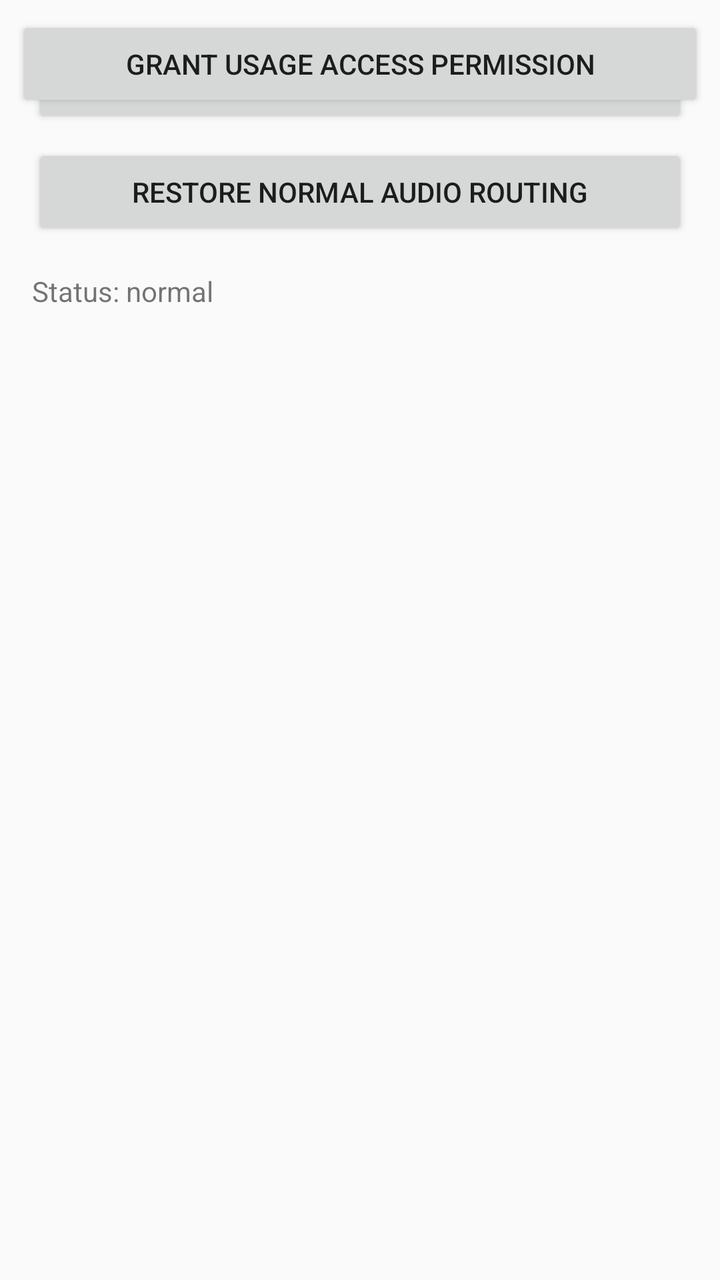
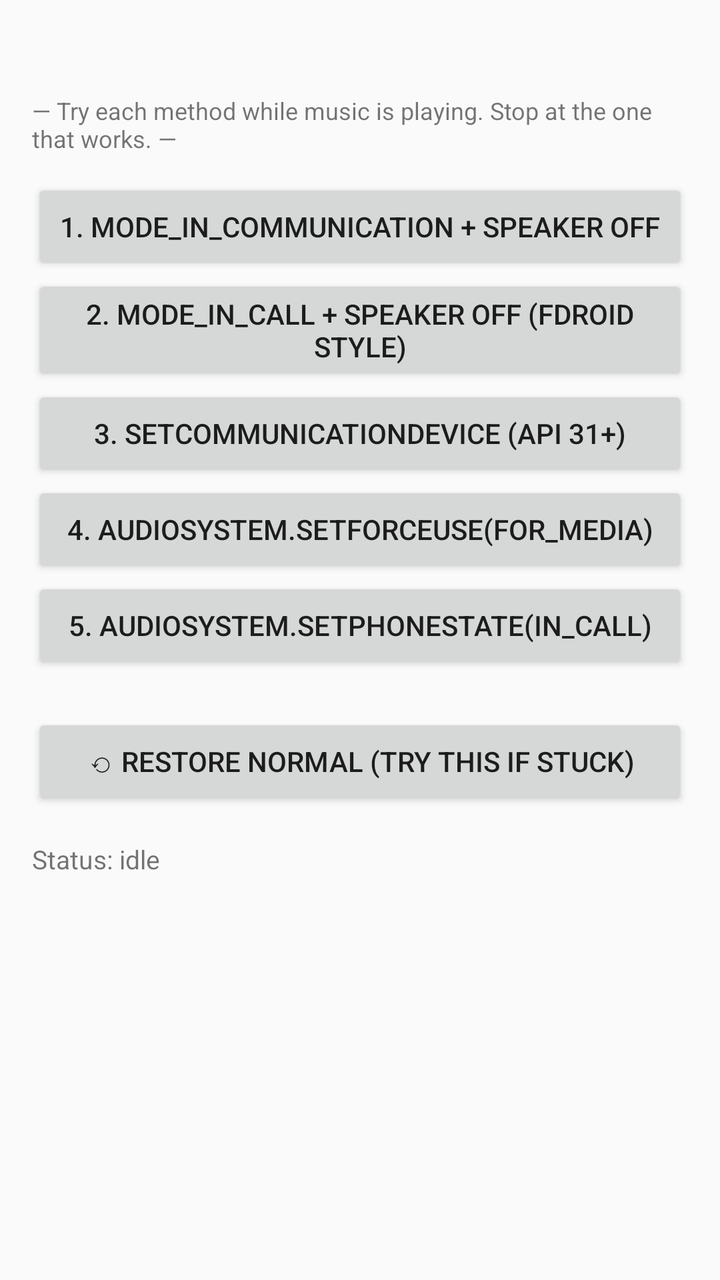

Two renders of the same Android screen: before a commit and after it. Below are the layout's source before the change and the commit's diff.
<!-- AndroidManifest.xml: application theme android:Theme.Material.Light.NoActionBar -->
<!-- res/layout/activity_main.xml -->
<?xml version="1.0" encoding="utf-8"?>
<TabHost xmlns:android="http://schemas.android.com/apk/res/android"
    android:id="@android:id/tabhost"
    android:layout_width="match_parent"
    android:fitsSystemWindows="true"
    android:layout_height="match_parent">

    <LinearLayout
        android:orientation="vertical"
        android:layout_width="match_parent"
        android:layout_height="match_parent">

        <TabWidget
            android:id="@android:id/tabs"
            android:layout_width="match_parent"
            android:layout_height="wrap_content" />

        <FrameLayout
            android:id="@android:id/tabcontent"
            android:layout_width="match_parent"
            android:layout_height="match_parent">

            
            <LinearLayout
                android:id="@+id/tab_audio"
                android:orientation="vertical"
                android:padding="16dp"
                android:layout_width="match_parent"
                android:layout_height="match_parent">

                <Button
                    android:id="@+id/btn_earpiece_on"
                    android:text="Route audio to earpiece"
                    android:layout_width="match_parent"
                    android:layout_height="wrap_content" />

                <Button
                    android:id="@+id/btn_earpiece_off"
                    android:text="Restore normal audio routing"
                    android:layout_width="match_parent"
                    android:layout_height="wrap_content"
                    android:layout_marginTop="8dp" />

                <TextView
                    android:id="@+id/tv_audio_status"
                    android:layout_marginTop="16dp"
                    android:text="Status: normal"
                    android:layout_width="wrap_content"
                    android:layout_height="wrap_content" />
            </LinearLayout>

            
            <LinearLayout
                android:id="@+id/tab_apps"
                android:orientation="vertical"
                android:padding="8dp"
                android:layout_width="match_parent"
                android:layout_height="match_parent">

                <Button
                    android:id="@+id/btn_grant_usage"
                    android:text="Grant Usage Access permission"
                    android:layout_width="match_parent"
                    android:layout_height="wrap_content" />

                <ListView
                    android:id="@+id/lv_apps"
                    android:layout_width="match_parent"
                    android:layout_height="match_parent"
                    android:layout_marginTop="8dp" />
            </LinearLayout>

            
            <ScrollView
                android:id="@+id/tab_battery"
                android:layout_width="match_parent"
                android:layout_height="match_parent">

                <TextView
                    android:id="@+id/tv_battery"
                    android:padding="16dp"
                    android:textSize="16sp"
                    android:layout_width="match_parent"
                    android:layout_height="wrap_content" />
            </ScrollView>

            
            <ScrollView
                android:id="@+id/tab_sysinfo"
                android:layout_width="match_parent"
                android:layout_height="match_parent">

                <TextView
                    android:id="@+id/tv_sysinfo"
                    android:padding="16dp"
                    android:textSize="16sp"
                    android:layout_width="match_parent"
                    android:layout_height="wrap_content" />
            </ScrollView>
        </FrameLayout>
    </LinearLayout>
</TabHost>
<!-- resources referenced by this layout -->
<resources>

</resources>

<!-- the commit's change to res/layout/activity_main.xml (unified diff, before → after) -->
@@ -1,102 +1,73 @@
 <?xml version="1.0" encoding="utf-8"?>
-<TabHost xmlns:android="http://schemas.android.com/apk/res/android"
-    android:id="@android:id/tabhost"
+<ScrollView xmlns:android="http://schemas.android.com/apk/res/android"
     android:layout_width="match_parent"
-    android:fitsSystemWindows="true"
-    android:layout_height="match_parent">
+    android:layout_height="match_parent"
+    android:fitsSystemWindows="true">
 
     <LinearLayout
         android:orientation="vertical"
+        android:padding="16dp"
         android:layout_width="match_parent"
-        android:layout_height="match_parent">
+        android:layout_height="wrap_content">
 
-        <TabWidget
-            android:id="@android:id/tabs"
+        <TextView
+            android:id="@+id/tv_battery"
+            android:textSize="14sp"
+            android:textStyle="bold"
             android:layout_width="match_parent"
             android:layout_height="wrap_content" />
 
-        <FrameLayout
-            android:id="@android:id/tabcontent"
+        <TextView
+            android:text="— Try each method while music is playing. Stop at the one that works. —"
+            android:textSize="12sp"
+            android:layout_marginTop="12dp"
             android:layout_width="match_parent"
-            android:layout_height="match_parent">
+            android:layout_height="wrap_content" />
 
-            
-            <LinearLayout
-                android:id="@+id/tab_audio"
-                android:orientation="vertical"
-                android:padding="16dp"
-                android:layout_width="match_parent"
-                android:layout_height="match_parent">
+        <Button
+            android:id="@+id/btn_method1"
+            android:text="1. MODE_IN_COMMUNICATION + speaker off"
+            android:layout_marginTop="12dp"
+            android:layout_width="match_parent"
+            android:layout_height="wrap_content" />
 
-                <Button
-                    android:id="@+id/btn_earpiece_on"
-                    android:text="Route audio to earpiece"
-                    android:layout_width="match_parent"
-                    android:layout_height="wrap_content" />
+        <Button
+            android:id="@+id/btn_method2"
+            android:text="2. MODE_IN_CALL + speaker off (FDroid style)"
+            android:layout_width="match_parent"
+            android:layout_height="wrap_content" />
 
-                <Button
-                    android:id="@+id/btn_earpiece_off"
-                    android:text="Restore normal audio routing"
-                    android:layout_width="match_parent"
-                    android:layout_height="wrap_content"
-                    android:layout_marginTop="8dp" />
+        <Button
+            android:id="@+id/btn_method3"
+            android:text="3. setCommunicationDevice (API 31+)"
+            android:layout_width="match_parent"
+            android:layout_height="wrap_content" />
 
-                <TextView
-                    android:id="@+id/tv_audio_status"
-                    android:layout_marginTop="16dp"
-                    android:text="Status: normal"
-                    android:layout_width="wrap_content"
-                    android:layout_height="wrap_content" />
-            </LinearLayout>
+        <Button
+            android:id="@+id/btn_method4"
+            android:text="4. AudioSystem.setForceUse(FOR_MEDIA)"
+            android:layout_width="match_parent"
+            android:layout_height="wrap_content" />
 
-            
-            <LinearLayout
-                android:id="@+id/tab_apps"
-                android:orientation="vertical"
-                android:padding="8dp"
-                android:layout_width="match_parent"
-                android:layout_height="match_parent">
+        <Button
+            android:id="@+id/btn_method5"
+            android:text="5. AudioSystem.setPhoneState(IN_CALL)"
+            android:layout_width="match_parent"
+            android:layout_height="wrap_content" />
 
-                <Button
-                    android:id="@+id/btn_grant_usage"
-                    android:text="Grant Usage Access permission"
-                    android:layout_width="match_parent"
-                    android:layout_height="wrap_content" />
+        <Button
+            android:id="@+id/btn_reset"
+            android:text="⟲ RESTORE NORMAL (try this if stuck)"
+            android:layout_marginTop="20dp"
+            android:layout_width="match_parent"
+            android:layout_height="wrap_content" />
 
-                <ListView
-                    android:id="@+id/lv_apps"
-                    android:layout_width="match_parent"
-                    android:layout_height="match_parent"
-                    android:layout_marginTop="8dp" />
-            </LinearLayout>
-
-            
-            <ScrollView
-                android:id="@+id/tab_battery"
-                android:layout_width="match_parent"
-                android:layout_height="match_parent">
-
-                <TextView
-                    android:id="@+id/tv_battery"
-                    android:padding="16dp"
-                    android:textSize="16sp"
-                    android:layout_width="match_parent"
-                    android:layout_height="wrap_content" />
-            </ScrollView>
-
-            
-            <ScrollView
-                android:id="@+id/tab_sysinfo"
-                android:layout_width="match_parent"
-                android:layout_height="match_parent">
-
-                <TextView
-                    android:id="@+id/tv_sysinfo"
-                    android:padding="16dp"
-                    android:textSize="16sp"
-                    android:layout_width="match_parent"
-                    android:layout_height="wrap_content" />
-            </ScrollView>
-        </FrameLayout>
+        <TextView
+            android:id="@+id/tv_status"
+            android:text="Status: idle"
+            android:textSize="13sp"
+            android:layout_marginTop="16dp"
+            android:layout_width="match_parent"
+            android:layout_height="wrap_content" />
     </LinearLayout>
-</TabHost>
+</ScrollView>
